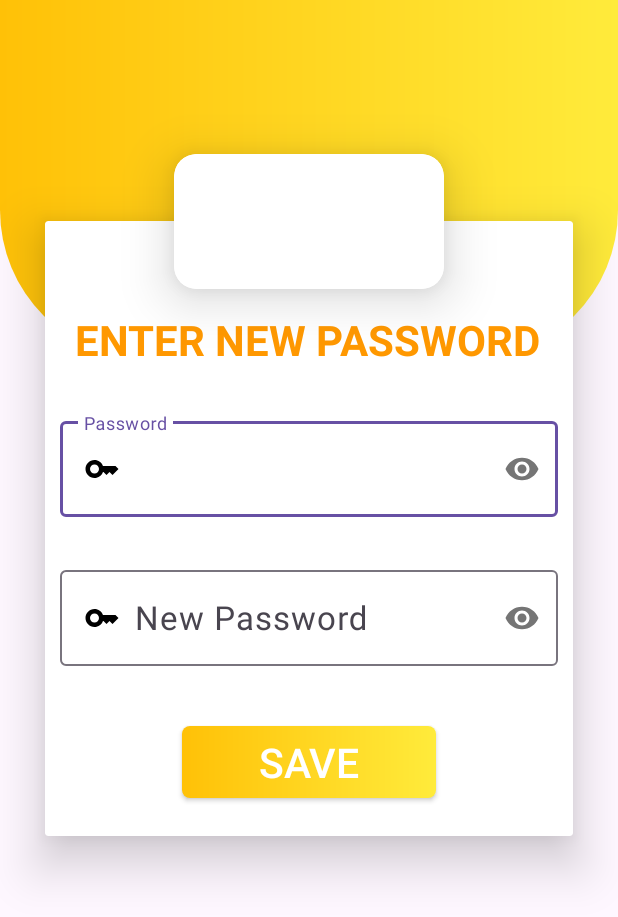
After one commit to MinhChien204/Fhotel, an Android app: the Change_password screen opened directly, with no data from a screen before it, on a phone screen of 412 x 824 dp. The commit adds this screen. Shown: the top 917 px of the screen. Run offline under Robolectric (Android 15) with nearby library versions, the phone set to English and light mode, and no system bars; 1 statement that could not run was skipped.

Commit message:
update change password

```diff
--- a/app/src/main/AndroidManifest.xml
+++ b/app/src/main/AndroidManifest.xml
@@ -19,6 +19,9 @@
         android:theme="@style/Theme.Fhotel"
         android:usesCleartextTraffic="true"
         tools:targetApi="31">
+        <activity
+            android:name=".activity.Change_password"
+            android:exported="false" />
         <activity
             android:name=".activity.Enter_OTP"
             android:exported="false" />
--- /dev/null
+++ b/app/src/main/java/learn/fpoly/fhotel/activity/Change_password.java
@@ -0,0 +1,26 @@
+package learn.fpoly.fhotel.activity;
+
+import android.os.Bundle;
+
+import androidx.activity.EdgeToEdge;
+import androidx.appcompat.app.AppCompatActivity;
+import androidx.core.graphics.Insets;
+import androidx.core.view.ViewCompat;
+import androidx.core.view.WindowInsetsCompat;
+
+import learn.fpoly.fhotel.R;
+
+public class Change_password extends AppCompatActivity {
+
+    @Override
+    protected void onCreate(Bundle savedInstanceState) {
+        super.onCreate(savedInstanceState);
+        EdgeToEdge.enable(this);
+        setContentView(R.layout.activity_change_password);
+        ViewCompat.setOnApplyWindowInsetsListener(findViewById(R.id.main), (v, insets) -> {
+            Insets systemBars = insets.getInsets(WindowInsetsCompat.Type.systemBars());
+            v.setPadding(systemBars.left, systemBars.top, systemBars.right, systemBars.bottom);
+            return insets;
+        });
+    }
+}
--- /dev/null
+++ b/app/src/main/res/layout/activity_change_password.xml
@@ -0,0 +1,142 @@
+<?xml version="1.0" encoding="utf-8"?>
+<androidx.constraintlayout.widget.ConstraintLayout xmlns:android="http://schemas.android.com/apk/res/android"
+    xmlns:app="http://schemas.android.com/apk/res-auto"
+    xmlns:tools="http://schemas.android.com/tools"
+    android:layout_width="match_parent"
+    android:layout_height="match_parent"
+    tools:context=".activity.Change_password">
+
+    <LinearLayout
+        android:id="@+id/linearLayout"
+        android:layout_width="match_parent"
+        android:layout_height="240dp"
+        android:background="@drawable/top_backgruod_login"
+        android:orientation="horizontal"
+        app:layout_constraintEnd_toEndOf="parent"
+        app:layout_constraintStart_toStartOf="parent"
+        app:layout_constraintTop_toTopOf="parent"
+        tools:ignore="MissingConstraints" />
+
+    <TextView
+        android:id="@+id/textView4"
+        android:layout_width="wrap_content"
+        android:layout_height="wrap_content"
+        android:layout_margin="30dp"
+        android:text=""
+        android:textColor="@color/white"
+        android:textSize="50dp"
+        android:textStyle="bold"
+        android:textAllCaps="true"
+        app:layout_constraintEnd_toEndOf="parent"
+        app:layout_constraintStart_toStartOf="parent"
+        app:layout_constraintTop_toTopOf="parent" />
+
+    <androidx.cardview.widget.CardView
+        android:id="@+id/cardView5"
+        android:layout_width="180dp"
+        android:layout_height="90dp"
+        app:cardCornerRadius="15dp"
+        app:cardElevation="21dp"
+        app:layout_constraintBottom_toTopOf="@+id/cardView"
+        app:layout_constraintEnd_toEndOf="@+id/cardView"
+        app:layout_constraintStart_toStartOf="@+id/cardView"
+        app:layout_constraintTop_toTopOf="@+id/cardView">
+
+        <LinearLayout
+            android:layout_width="match_parent"
+            android:layout_height="match_parent"
+            android:background="@drawable/car_backgroud_login"
+            android:backgroundTint="@color/white">
+            <!--            <ImageView-->
+            <!--                android:layout_width="match_parent"-->
+            <!--                android:layout_height="match_parent"-->
+            <!--                android:src="@drawable/login2"-->
+            <!--                android:scaleType="centerCrop"-->
+            <!--                android:padding="13dp">-->
+
+            <!--            </ImageView>-->
+        </LinearLayout>
+    </androidx.cardview.widget.CardView>
+
+
+    <androidx.cardview.widget.CardView
+        android:id="@+id/cardView"
+        android:layout_width="match_parent"
+        android:layout_height="410dp"
+        android:layout_marginLeft="30dp"
+        android:layout_marginTop="50dp"
+        android:layout_marginRight="30sp"
+        app:cardElevation="20dp"
+        app:layout_constraintEnd_toEndOf="parent"
+        app:layout_constraintStart_toStartOf="parent"
+        app:layout_constraintTop_toBottomOf="@+id/textView4">
+
+        <LinearLayout
+            android:layout_width="match_parent"
+            android:layout_height="match_parent"
+            android:orientation="vertical">
+
+            <TextView
+                android:layout_width="wrap_content"
+                android:layout_height="wrap_content"
+                android:layout_marginLeft="20dp"
+                android:layout_marginTop="60dp"
+                android:text="ENTER NEW PASSWORD"
+                android:textColor="#FF9800"
+                android:textSize="28dp"
+                android:textStyle="bold" />
+            <com.google.android.material.textfield.TextInputLayout
+                android:id="@+id/new_Pass"
+                android:layout_width="match_parent"
+                android:layout_height="wrap_content"
+                android:layout_marginHorizontal="10dp"
+                android:layout_marginTop="30dp"
+                app:passwordToggleEnabled="true">
+
+                <com.google.android.material.textfield.TextInputEditText
+                    android:id="@+id/new_edtPass"
+                    android:layout_width="match_parent"
+                    android:layout_height="wrap_content"
+                    android:drawableStart="@drawable/baseline_key_24"
+                    android:drawablePadding="10dp"
+                    android:hint="Password"
+                    android:inputType="textPassword"
+                    android:textColor="@color/black"
+                    android:textSize="22sp" />
+            </com.google.android.material.textfield.TextInputLayout>
+
+            <com.google.android.material.textfield.TextInputLayout
+                android:id="@+id/new_newpass"
+                android:layout_width="match_parent"
+                android:layout_height="wrap_content"
+                android:layout_marginHorizontal="10dp"
+                android:layout_marginTop="30dp"
+                app:passwordToggleEnabled="true">
+
+                <com.google.android.material.textfield.TextInputEditText
+                    android:id="@+id/new_edtNewpass"
+                    android:layout_width="match_parent"
+                    android:layout_height="wrap_content"
+                    android:drawableStart="@drawable/baseline_key_24"
+                    android:drawablePadding="10dp"
+                    android:hint="New Password"
+                    android:inputType="textPassword"
+                    android:textColor="@color/black"
+                    android:textSize="22sp" />
+            </com.google.android.material.textfield.TextInputLayout>
+
+            <androidx.appcompat.widget.AppCompatButton
+                android:id="@+id/btnSAVE"
+                android:layout_width="169dp"
+                android:layout_height="wrap_content"
+                android:layout_gravity="center_horizontal"
+                android:layout_marginTop="40dp"
+                android:background="@drawable/button_backgruod_login"
+                android:text="SAVE"
+                android:textColor="@color/white"
+                android:textSize="27dp" />
+
+        </LinearLayout>
+
+    </androidx.cardview.widget.CardView>
+</androidx.constraintlayout.widget.ConstraintLayout>
--- a/app/src/main/res/layout/activity_enter_otp.xml
+++ b/app/src/main/res/layout/activity_enter_otp.xml
@@ -84,17 +84,9 @@
             android:layout_marginTop="8dp"
             android:text="Resend code 00:52s"
             android:textColor="#6666FF" />
-
-        <!-- Illustration (Optional) -->
-        <ImageView
-            android:layout_width="wrap_content"
-            android:layout_height="200dp"
-            android:layout_gravity="center"
-            android:layout_marginTop="16dp"
-            android:src="@drawable/otp_illustration" />
-
         <!-- Verify Button -->
         <Button
+            android:id="@+id/btnVerify"
             android:layout_width="match_parent"
             android:layout_height="wrap_content"
             android:layout_marginTop="16dp"
```
